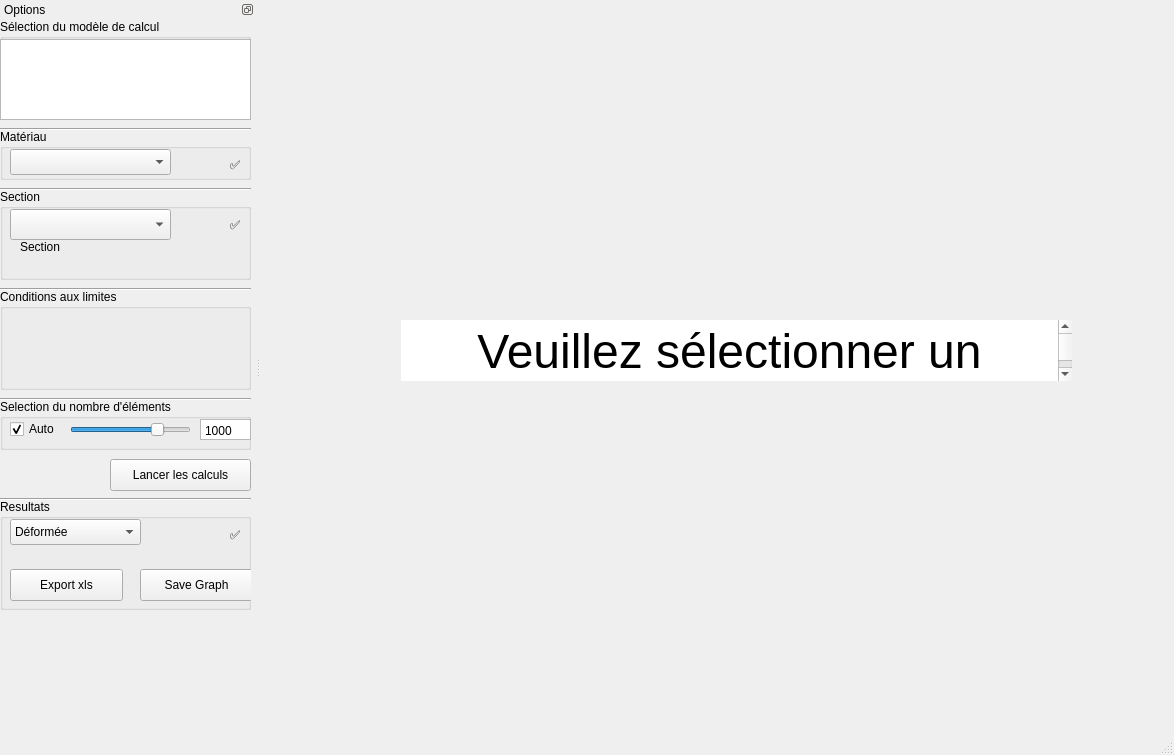
Qt form ui/mainwindow.ui (3wnbr1/FEM) before a commit.
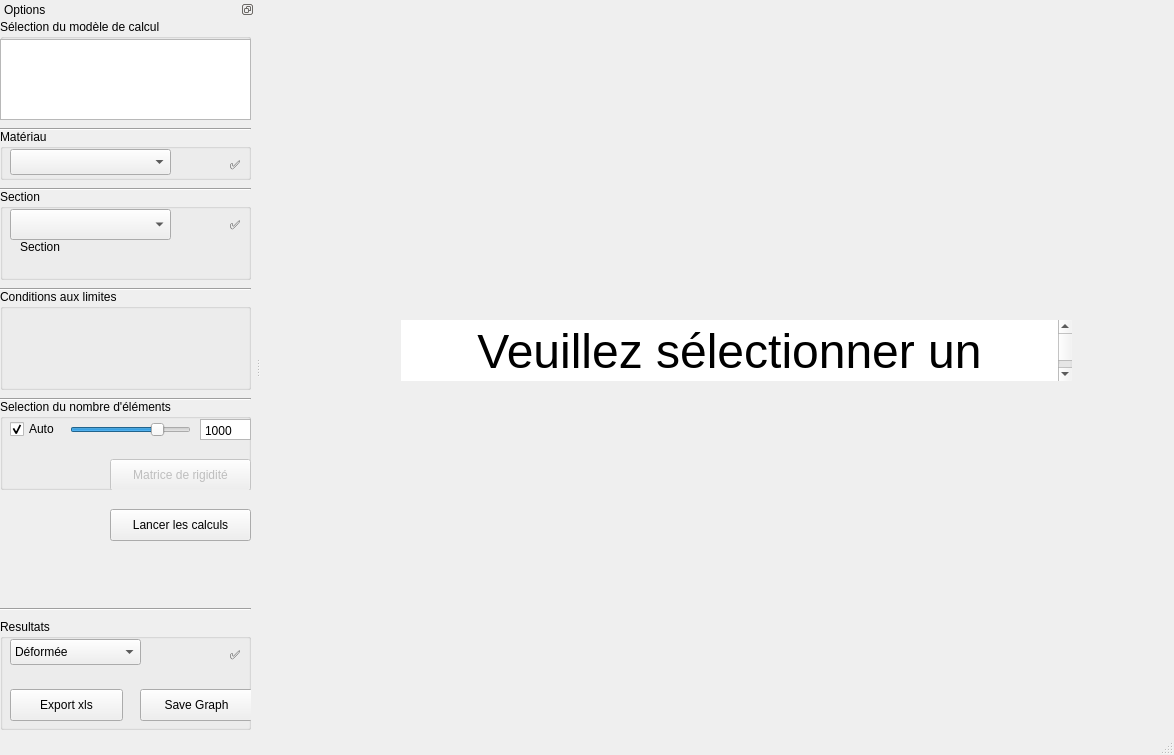
The same form after that commit. Custom widgets are drawn as their Qt base class.

Commit message: On en voit le bout

```diff
--- a/ui/mainwindow.ui
+++ b/ui/mainwindow.ui
@@ -321,7 +321,7 @@
        <x>0</x>
        <y>380</y>
        <width>251</width>
-       <height>51</height>
+       <height>91</height>
       </rect>
      </property>
      <property name="title">
@@ -402,12 +402,28 @@
        <bool>false</bool>
       </property>
      </widget>
+     <widget class="QPushButton" name="plotMatrixPushButton">
+      <property name="enabled">
+       <bool>false</bool>
+      </property>
+      <property name="geometry">
+       <rect>
+        <x>110</x>
+        <y>60</y>
+        <width>141</width>
+        <height>32</height>
+       </rect>
+      </property>
+      <property name="text">
+       <string>Matrice de rigidité</string>
+      </property>
+     </widget>
     </widget>
     <widget class="QPushButton" name="startComputationPushButton">
      <property name="geometry">
       <rect>
        <x>110</x>
-       <y>440</y>
+       <y>490</y>
        <width>141</width>
        <height>32</height>
       </rect>
@@ -420,7 +436,7 @@
      <property name="geometry">
       <rect>
        <x>0</x>
-       <y>480</y>
+       <y>600</y>
        <width>251</width>
        <height>111</height>
       </rect>
@@ -492,7 +508,7 @@
      <property name="geometry">
       <rect>
        <x>0</x>
-       <y>470</y>
+       <y>580</y>
        <width>251</width>
        <height>20</height>
       </rect>
```
The commit also changes 2 other files.
